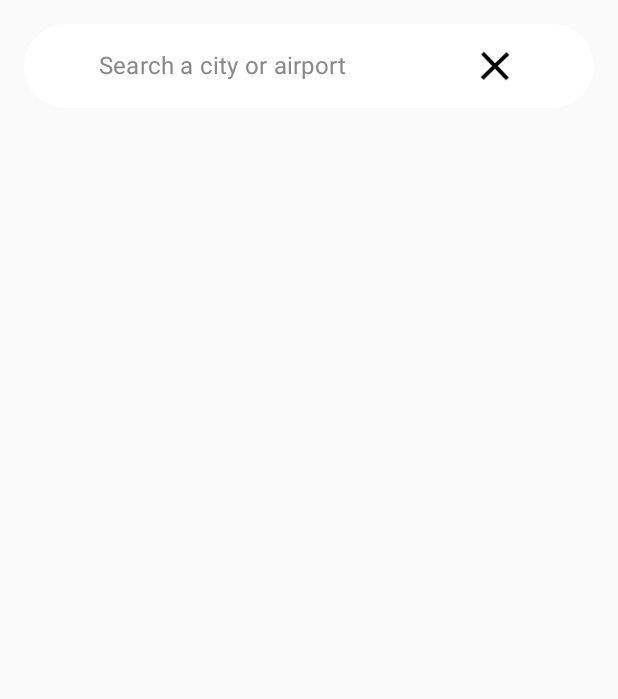
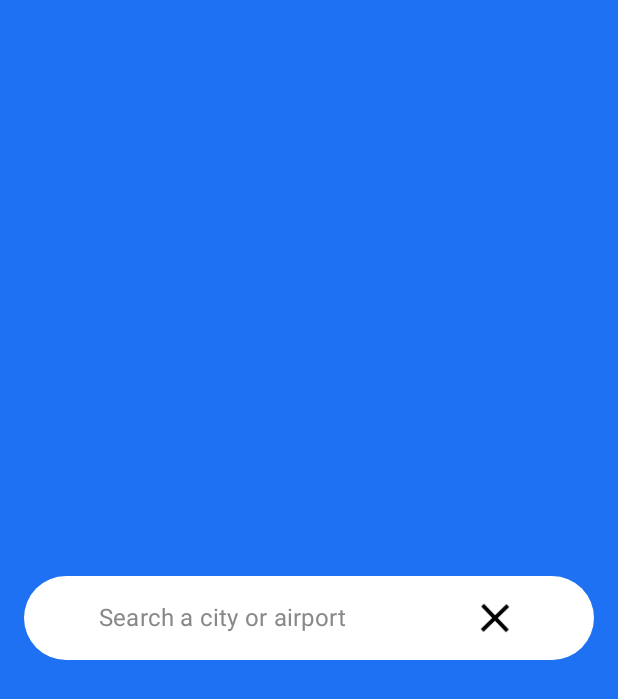
Before and after one commit to IdaRiseng/weather_couple_app, an Android app built with Jetpack Compose: the screen it shows after launch (MainActivity), after a tap on "Search", on a phone screen of 412 x 824 dp. Shown: the top 699 px of the screen. Run offline under Robolectric (Android 15) with nearby library versions, the phone set to English and light mode, and no system bars.

Commit message:
add no temperature

```diff
--- a/Wouple/app/src/main/java/com/example/wouple/activities/mainActivity/MainView.kt
+++ b/Wouple/app/src/main/java/com/example/wouple/activities/mainActivity/MainView.kt
@@ -81,24 +81,6 @@ fun DefaultPreview() {
         FirstCardView(temperature, temperature)
     }
 }*/
-
-@Composable
-fun NoTemperatureView(
-    locations: List<SearchedLocations>?,
-    onSearch: (String) -> Unit,
-    onLocationButtonClicked: (SearchedLocations) -> Unit,
-) {
-    Column(modifier = Modifier.fillMaxSize()) {
-        SearchBar(onSearch)
-        locations?.forEach { location ->
-            Button(onClick = {
-                onLocationButtonClicked(location)
-            }) {
-                Text(text = location.display_name)
-            }
-        }
-    }
-}
 
 @Composable
 fun FirstCardView(
--- /dev/null
+++ b/Wouple/app/src/main/java/com/example/wouple/activities/mainActivity/NoTemperatureView.kt
@@ -0,0 +1,33 @@
+package com.example.wouple.activities.mainActivity
+
+import androidx.compose.foundation.background
+import androidx.compose.foundation.layout.Arrangement
+import androidx.compose.foundation.layout.Column
+import androidx.compose.foundation.layout.fillMaxSize
+import androidx.compose.material.Button
+import androidx.compose.material.MaterialTheme
+import androidx.compose.material.Text
+import androidx.compose.runtime.Composable
+import androidx.compose.ui.Modifier
+import com.example.wouple.model.api.SearchedLocations
+
+@Composable
+fun NoTemperatureView(
+    locations: List<SearchedLocations>?,
+    onSearch: (String) -> Unit,
+    onLocationButtonClicked: (SearchedLocations) -> Unit,
+) {
+    Column(
+        modifier = Modifier.fillMaxSize().background(MaterialTheme.colors.primary).fillMaxSize(),
+        verticalArrangement = Arrangement.Center
+    ) {
+        SearchBar(onSearch)
+        locations?.forEach { location ->
+            Button(onClick = {
+                onLocationButtonClicked(location)
+            }) {
+                Text(text = location.display_name)
+            }
+        }
+    }
+}
```
